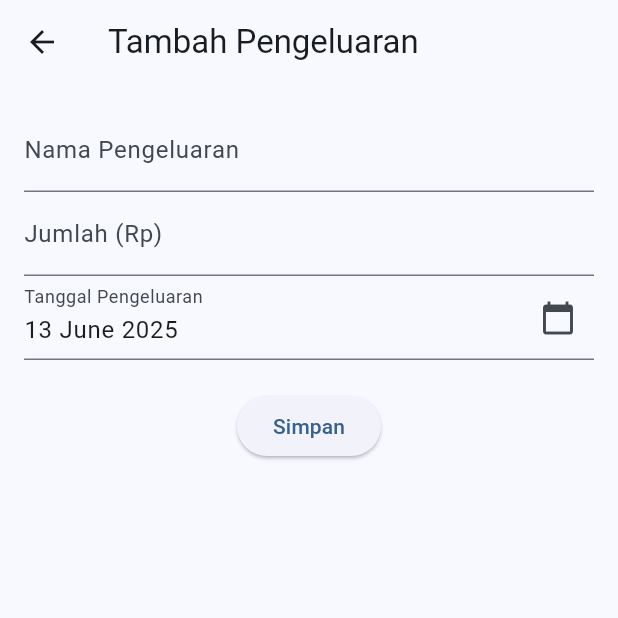
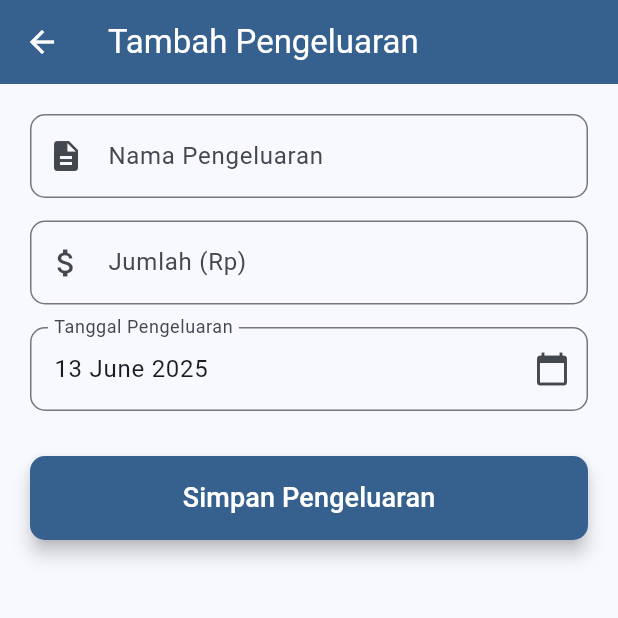
Before and after one commit to ghazyraihan/syabrina_laundry_ppsi, a Flutter app: the FormPengeluaranPage screen opened directly, on a phone screen of 412 x 824 dp, the top half of it. Run offline on Flutter 3.47's test engine with Material 3 defaults, Android fonts, the phone set to English and light mode, and no system bars; our stand-ins replace cloud_firestore, firebase_auth, firebase_core; accounts and stored records are empty.

Commit message:
perbaikantampilan form pengeluaran dan layanan

```diff
--- a/lib/pages/form_pengeluaran_page.dart
+++ b/lib/pages/form_pengeluaran_page.dart
@@ -109,46 +109,82 @@ class _FormPengeluaranPageState extends State<FormPengeluaranPage> {
     return Scaffold(
       appBar: AppBar(
         title: Text(isEdit ? 'Edit Pengeluaran' : 'Tambah Pengeluaran'),
+        backgroundColor: Theme.of(context).primaryColor, // Warna AppBar
+        foregroundColor: Colors.white, // Warna teks AppBar
       ),
       body: Padding(
-        padding: const EdgeInsets.all(16),
+        padding: const EdgeInsets.all(20), // Tambah padding keseluruhan
         child: Form(
           key: _formKey,
           child: Column(
+            crossAxisAlignment: CrossAxisAlignment.stretch, // Agar elemen mengisi lebar
             children: [
               TextFormField(
                 controller: _namaController,
-                decoration:
-                    const InputDecoration(labelText: 'Nama Pengeluaran'),
+                decoration: InputDecoration(
+                  labelText: 'Nama Pengeluaran',
+                  border: OutlineInputBorder( // Border pada input field
+                    borderRadius: BorderRadius.circular(10),
+                  ),
+                  prefixIcon: const Icon(Icons.description), // Ikon deskripsi
+                ),
                 validator: (value) =>
-                    value == null || value.isEmpty ? 'Wajib diisi' : null,
+                    value == null || value.isEmpty ? 'Nama pengeluaran wajib diisi' : null,
               ),
+              const SizedBox(height: 15), // Spasi antar field
               TextFormField(
                 controller: _jumlahController,
                 keyboardType: TextInputType.number,
-                decoration: const InputDecoration(labelText: 'Jumlah (Rp)'),
-                validator: (value) =>
-                    value == null || value.isEmpty ? 'Wajib diisi' : null,
+                decoration: InputDecoration(
+                  labelText: 'Jumlah (Rp)',
+                  border: OutlineInputBorder(
+                    borderRadius: BorderRadius.circular(10),
+                  ),
+                  prefixIcon: const Icon(Icons.attach_money), // Ikon uang
+                ),
+                validator: (value) {
+                  if (value == null || value.isEmpty) {
+                    return 'Jumlah wajib diisi';
+                  }
+                  if (int.tryParse(value) == null) {
+                    return 'Masukkan angka yang valid';
+                  }
+                  return null;
+                },
               ),
-              // >>>>>> TAMBAH FIELD TANGGAL DI SINI <<<<<<
+              const SizedBox(height: 15), // Spasi antar field
               TextFormField(
                 controller: _tanggalController,
                 readOnly: true, // Membuat field tidak bisa diketik langsung
                 onTap: () =>
                     _selectDate(context), // Panggil date picker saat ditekan
-                decoration: const InputDecoration(
+                decoration: InputDecoration(
                   labelText: 'Tanggal Pengeluaran',
-                  suffixIcon: Icon(Icons.calendar_today), // Ikon kalender
+                  border: OutlineInputBorder(
+                    borderRadius: BorderRadius.circular(10),
+                  ),
+                  suffixIcon: const Icon(Icons.calendar_today), // Ikon kalender
                 ),
                 validator: (value) => value == null || value.isEmpty
                     ? 'Tanggal wajib diisi'
                     : null,
               ),
-              // >>>>>> AKHIR PENAMBAHAN FIELD TANGGAL <<<<<<
-              const SizedBox(height: 20),
+              const SizedBox(height: 30), // Spasi sebelum tombol
               ElevatedButton(
                 onPressed: _simpanData,
-                child: Text(isEdit ? 'Update' : 'Simpan'),
+                style: ElevatedButton.styleFrom(
+                  backgroundColor: Theme.of(context).primaryColor, // Warna tombol
+                  foregroundColor: Colors.white, // Warna teks tombol
+                  padding: const EdgeInsets.symmetric(vertical: 15), // Padding tombol
+                  shape: RoundedRectangleBorder(
+                    borderRadius: BorderRadius.circular(10), // Sudut melengkung pada tombol
+                  ),
+                  elevation: 5, // Efek bayangan pada tombol
+                ),
+                child: Text(
+                  isEdit ? 'Update Pengeluaran' : 'Simpan Pengeluaran',
+                  style: const TextStyle(fontSize: 18), // Ukuran teks tombol
+                ),
               ),
             ],
           ),
```
Also changed, not shown: lib/pages/form_layanan_page.dart (+50 -8 lines), lib/pages/katalog_page.dart (+47 -40 lines), pubspec.lock.
